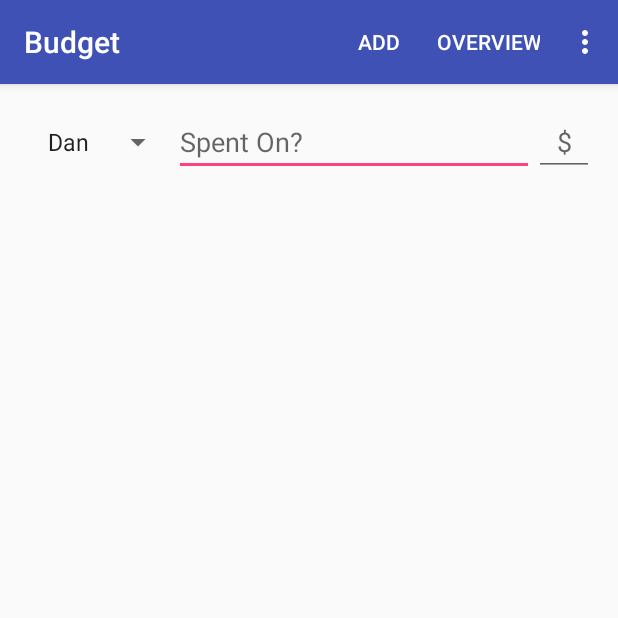
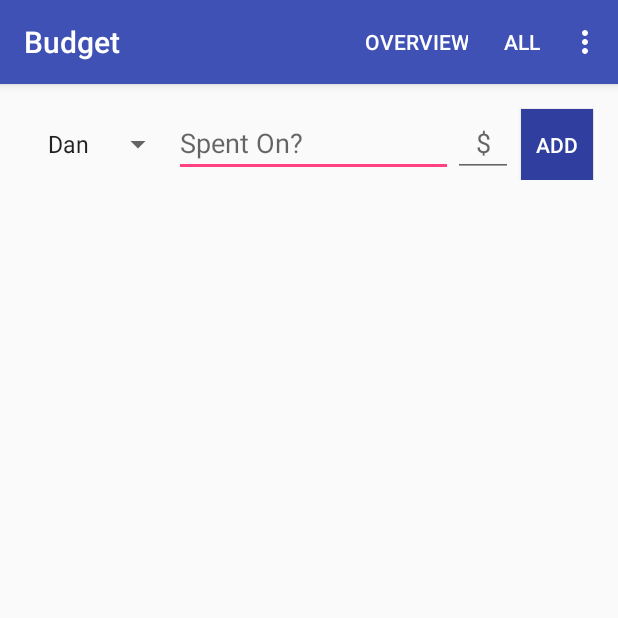
Before and after one commit to nebnitt/budget-for-android, an Android app: the screen it shows after launch (MainActivity), after a tap on "ADD", on a phone screen of 412 x 824 dp, the top half of it. Run offline under Robolectric (Android 15) with nearby library versions, the phone set to English and light mode, and no system bars.

Commit message:
Move "add" out of menu into a button on the main screen.

```diff
--- a/app/src/main/java/com/example/android/budget/MainActivity.java
+++ b/app/src/main/java/com/example/android/budget/MainActivity.java
@@ -209,8 +209,13 @@ public class MainActivity extends AppCompatActivity
     }
 
     /**
-     * This method is called when user clicks on the Add to waitlist menu item
+     * This method is called when user clicks on the Add to waitlist button
+     * I'm keeping the no-param function in case I want to use it elsewhere
      */
+    public void addToBudgetList(View view){
+        addToBudgetList();
+    }
+
     public void addToBudgetList() {
         if(mNewSpentMoneyWhereEditText.getText().length() == 0
             || mNewDollarsSpentEditText.getText().length() == 0){
@@ -259,9 +264,6 @@ public class MainActivity extends AppCompatActivity
     public boolean onOptionsItemSelected(MenuItem menuItem){
         int item_id = menuItem.getItemId();
         switch(item_id) {
-            case R.id.add_budget_entry:
-                addToBudgetList();
-                return true;
             case R.id.see_overview:
                 goToOverview();
                 return true;
--- a/app/src/main/res/layout/activity_main.xml
+++ b/app/src/main/res/layout/activity_main.xml
@@ -9,7 +9,9 @@
 
     <LinearLayout
         android:layout_width="match_parent"
-        android:layout_height="wrap_content">
+        android:layout_height="wrap_content"
+        android:layout_gravity="bottom"
+        android:orientation="horizontal">
 
         <Spinner
             android:id="@+id/person_name_spinner"
@@ -19,7 +21,7 @@
 
         <EditText
             android:id="@+id/spent_money_where_edit_text"
-            android:layout_width="0dp"
+            android:layout_width="wrap_content"
             android:layout_height="wrap_content"
             android:layout_weight="1"
             android:hint="@string/spent_on_what_hint"
@@ -35,6 +37,18 @@
             android:inputType="number"
             android:maxLength="3"
             android:textAppearance="@style/TextAppearance.AppCompat.Medium" />
+
+        <Button
+            android:id="@+id/add_to_budget_button"
+            android:onClick="addToBudgetList"
+            android:layout_width="30dp"
+            android:layout_height="wrap_content"
+            android:background="@color/colorPrimaryDark"
+            android:text="@string/add_button_text"
+            android:layout_marginLeft="5dp"
+            android:textAppearance="@style/TextAppearance.AppCompat.Widget.Button.Inverse"
+            android:layout_weight="0.19" />
+
     </LinearLayout>
 
     <android.support.v7.widget.RecyclerView
--- a/app/src/main/res/menu/main.xml
+++ b/app/src/main/res/menu/main.xml
@@ -2,14 +2,14 @@
 <menu xmlns:android="http://schemas.android.com/apk/res/android"
     xmlns:app="http://schemas.android.com/apk/res-auto">
     <item
-        android:id="@+id/add_budget_entry"
-        android:title="@string/add_button_text"
+        android:id="@+id/see_overview"
+        android:title="@string/see_overview_text"
         android:orderInCategory="1"
         app:showAsAction="ifRoom"/>
 
     <item
-        android:id="@+id/see_overview"
-        android:title="@string/see_overview_text"
+        android:id="@+id/see_all_values"
+        android:title="All"
         android:orderInCategory="2"
         app:showAsAction="ifRoom"/>
 
@@ -17,12 +17,6 @@
         android:id="@+id/see_charts"
         android:title="Charts"
         android:orderInCategory="3"
-        app:showAsAction="ifRoom"/>
-
-    <item
-        android:id="@+id/see_all_values"
-        android:title="All"
-        android:orderInCategory="4"
-        app:showAsAction="ifRoom"/>
+        app:showAsAction="never"/>
 
 </menu>
```
